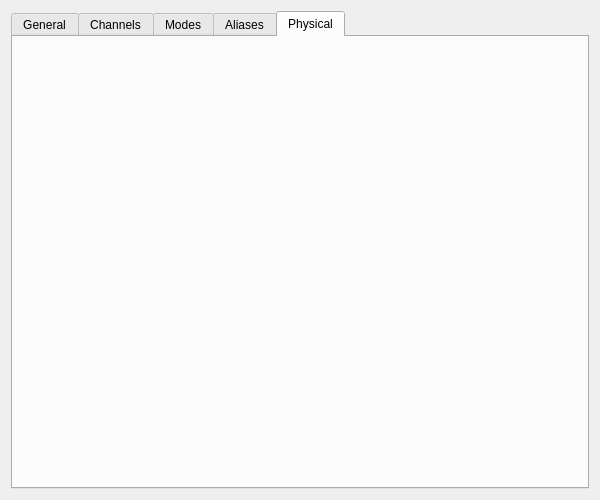
Above: fixtureeditor/fixtureeditor.ui from mcallegari/qlcplus before the change. Below: the same form after it.
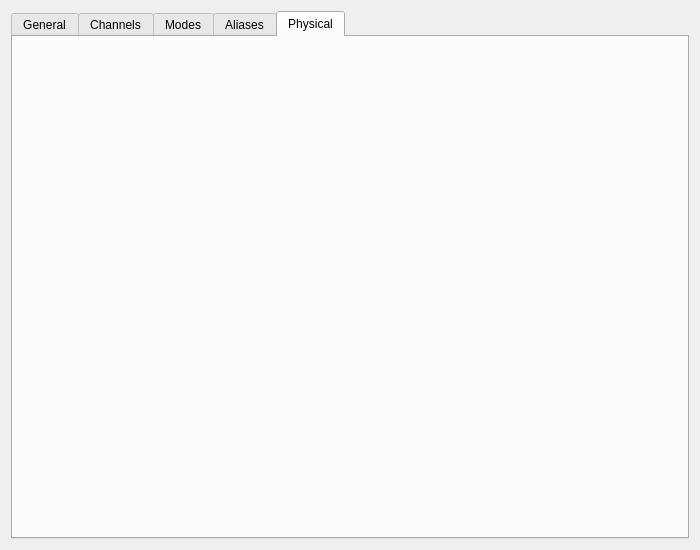
That is the form after the change. The open tabs and pages were chosen to show the change. Icons and pictures are not drawn.

Commit message: fixtureeditor: prism faces editing and in fixture info

What changed in the file:
```diff
--- a/fixtureeditor/fixtureeditor.ui
+++ b/fixtureeditor/fixtureeditor.ui
@@ -25,8 +25,8 @@
    <rect>
     <x>0</x>
     <y>0</y>
-    <width>600</width>
-    <height>500</height>
+    <width>700</width>
+    <height>550</height>
    </rect>
   </property>
   <property name="windowTitle">
@@ -739,6 +739,19 @@
        <item>
         <layout class="QVBoxLayout" name="physicalLayout"/>
        </item>
+       <item>
+        <spacer name="verticalSpacer">
+         <property name="orientation">
+          <enum>Qt::Vertical</enum>
+         </property>
+         <property name="sizeHint" stdset="0">
+          <size>
+           <width>20</width>
+           <height>40</height>
+          </size>
+         </property>
+        </spacer>
+       </item>
       </layout>
      </widget>
     </widget>
```
The commit also changes 3 other files.
